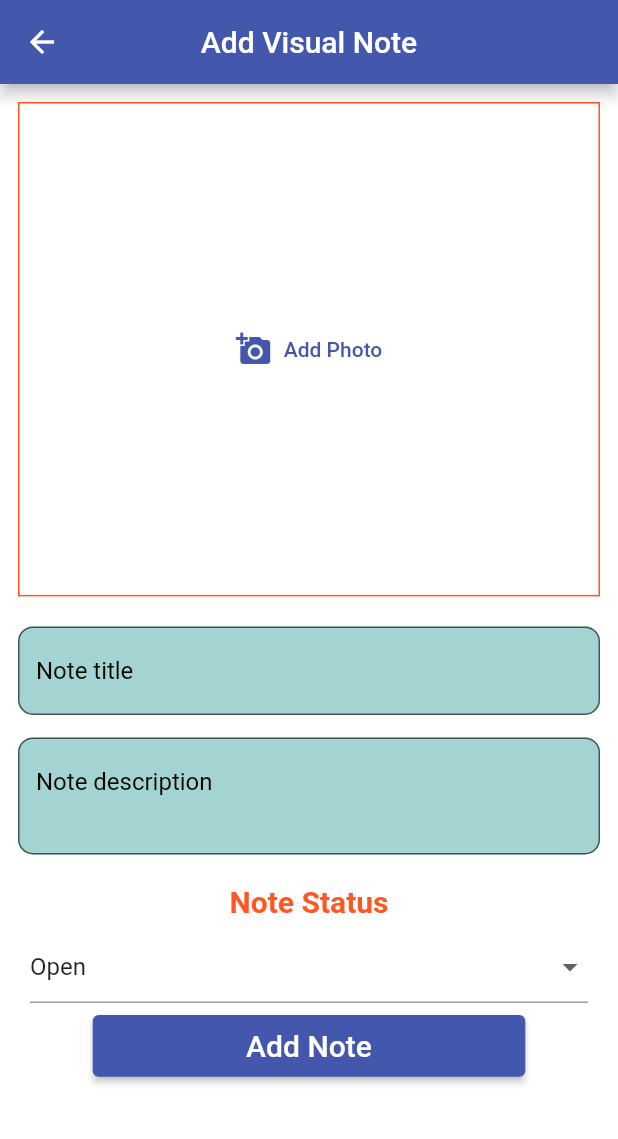
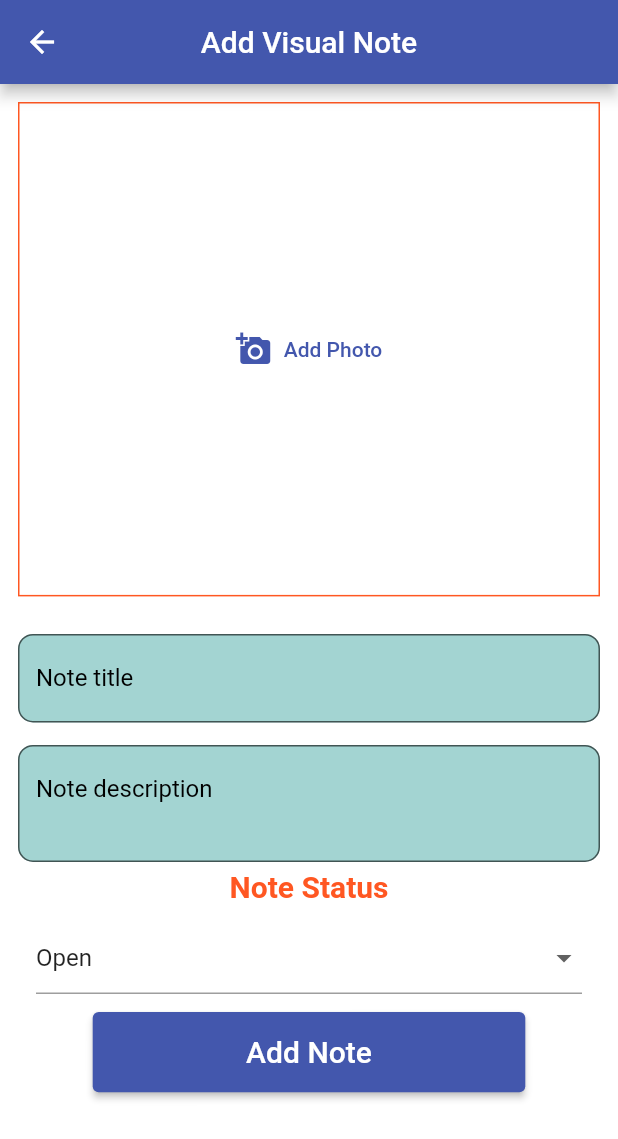
Before and after one commit to yosefHesham/visual_notes, a Flutter app: the screen it shows after launch, after a tap on "Add Visual Note", on a phone screen of 412 x 824 dp. Shown: the top 1139 px of the screen. Run offline on Flutter 3.47's test engine with Material 2 defaults, Android fonts, the phone set to English and light mode, and no system bars; our stand-ins replace image_picker, sqflite; accounts and stored records are empty.

Commit message:
make-responsive

```diff
--- a/lib/helpers/visual_db.dart
+++ b/lib/helpers/visual_db.dart
@@ -19,12 +19,10 @@ class VisualDBHelper {
   final _path = "visual_notes.db";
 
   Future<Database> get database async {
-    print("Openning database");
     if (_database != null) {
       return _database!;
     }
     _database = await _openDb();
-    print(_database);
     return _database!;
   }
 
@@ -34,7 +32,6 @@ class VisualDBHelper {
         _path,
         version: 1,
         onCreate: (db, version) {
-          print("Creating");
           db.execute('''
 CREATE TABLE  $tableName (
       $columnId integer primary key autoincrement,
--- a/lib/main.dart
+++ b/lib/main.dart
@@ -36,7 +36,7 @@ class MyApp extends StatelessWidget {
             brightness: Brightness.light,
           ),
         ),
-        home: const VisualNotesScreen(title: "your notes"),
+        home: const VisualNotesScreen(title: "Your notes"),
         routes: {
           AddVisualNoteScreen.routeName: (_) => const AddVisualNoteScreen()
         },
--- a/lib/screens/add_visual_note_screen.dart
+++ b/lib/screens/add_visual_note_screen.dart
@@ -76,40 +76,13 @@ class _AddVisualNoteScreenState extends State<AddVisualNoteScreen> {
             const SizedBox(
               width: 20,
             ),
-            Form(
-              key: _formKey,
-              child: SizedBox(
-                width: sizer.width * .5,
+            // Expanded(Col buildForm(context)),
+            Expanded(
               child: Column(
                 children: [
-                    VisualNoteField(
-                      hintText: "Note title",
-                      controller: _titleController,
-                      validator: VisualNoteValidator("title").validate,
-                    ),
+                  buildForm(context),
                   const SizedBox(
-                      height: 10,
-                    ),
-                    VisualNoteField(
-                      maxLines: 2,
-                      hintText: "Note description",
-                      controller: _descriptionController,
-                      onSubmit: (_) async {
-                        await addNote(context);
-                      },
-                      validator: VisualNoteValidator("description").validate,
-                    ),
-                    const SizedBox(
-                      height: 15,
-                    ),
-                  ],
-                ),
-              ),
-            ),
-          ],
-        ),
-        const SizedBox(
-          height: 10,
+                    height: 5,
                   ),
                   Text(
                     "Note Status",
@@ -118,33 +91,17 @@ class _AddVisualNoteScreenState extends State<AddVisualNoteScreen> {
                         fontWeight: FontWeight.bold,
                         fontSize: 20),
                   ),
-        Padding(
-          padding: const EdgeInsets.all(8.0),
-          child: DropdownButtonFormField(
-            elevation: 2,
-            onChanged: (value) {
-              setState(() {
-                _status = value as String;
-              });
-            },
-            value: _status,
-            items: const [
-              DropdownMenuItem(
-                value: "Open",
-                child: Text("Open"),
-              ),
-              DropdownMenuItem(
-                value: "Closed",
-                child: Text("Closed"),
-              )
+                  buildDropDownButton(),
                 ],
               ),
+            ),
+          ],
         ),
         Align(
           alignment: Alignment.center,
           child: SizedBox(
-            width: sizer.width * .7,
-            height: sizer.width * .1,
+            width: sizer.width * .4,
+            height: sizer.height * .1,
             child: ElevatedButton(
               onPressed: () async {
                 await addNote(context);
@@ -165,36 +122,13 @@ class _AddVisualNoteScreenState extends State<AddVisualNoteScreen> {
 
   Column buildPortrait(BuildContext context, SizeHelper sizer) {
     return Column(
-      crossAxisAlignment: CrossAxisAlignment.start,
+      crossAxisAlignment: CrossAxisAlignment.center,
       children: [
         VisualNoteImage(getImage),
         const SizedBox(
           height: 20,
         ),
-        Form(
-          key: _formKey,
-          child: Column(
-            children: [
-              VisualNoteField(
-                hintText: "Note title",
-                controller: _titleController,
-                validator: VisualNoteValidator("title").validate,
-              ),
-              const SizedBox(
-                height: 10,
-              ),
-              VisualNoteField(
-                maxLines: 2,
-                hintText: "Note description",
-                controller: _descriptionController,
-                onSubmit: (_) async {
-                  await addNote(context);
-                },
-                validator: VisualNoteValidator("description").validate,
-              ),
-              const SizedBox(
-                height: 15,
-              ),
+        buildForm(context),
         Text(
           "Note Status",
           style: TextStyle(
@@ -202,8 +136,33 @@ class _AddVisualNoteScreenState extends State<AddVisualNoteScreen> {
               fontWeight: FontWeight.bold,
               fontSize: 20),
         ),
-              Padding(
-                padding: const EdgeInsets.all(8.0),
+        buildDropDownButton(),
+        Align(
+          alignment: Alignment.center,
+          child: SizedBox(
+            width: sizer.width * .7,
+            height: sizer.height * .065,
+            child: ElevatedButton(
+              onPressed: () async {
+                await addNote(context);
+              },
+              child: const Text(
+                "Add Note",
+                style: TextStyle(
+                    color: Colors.white,
+                    fontSize: 20,
+                    fontWeight: FontWeight.w500),
+              ),
+            ),
+          ),
+        )
+      ],
+    );
+  }
+
+  Padding buildDropDownButton() {
+    return Padding(
+      padding: const EdgeInsets.all(12.0),
       child: DropdownButtonFormField(
         elevation: 2,
         onChanged: (value) {
@@ -223,34 +182,45 @@ class _AddVisualNoteScreenState extends State<AddVisualNoteScreen> {
           )
         ],
       ),
+    );
+  }
+
+  Widget buildForm(BuildContext context) {
+    return Form(
+      key: _formKey,
+      child: Column(
+        children: [
+          const SizedBox(
+            height: 5,
+          ),
+          VisualNoteField(
+            hintText: "Note title",
+            controller: _titleController,
+            validator: VisualNoteValidator("title").validate,
+          ),
+          const SizedBox(
+            height: 10,
+          ),
+          VisualNoteField(
+            maxLines: 2,
+            hintText: "Note description",
+            controller: _descriptionController,
+            onSubmit: (_) async {
+              await addNote(context);
+            },
+            validator: VisualNoteValidator("description").validate,
           ),
         ],
       ),
-        ),
-        Align(
-          alignment: Alignment.center,
-          child: SizedBox(
-            width: sizer.width * .7,
-            height: sizer.width * .1,
-            child: ElevatedButton(
-              onPressed: () async {
-                await addNote(context);
-              },
-              child: const Text(
-                "Add Note",
-                style: TextStyle(
-                    color: Colors.white,
-                    fontSize: 20,
-                    fontWeight: FontWeight.w500),
-              ),
-            ),
-          ),
-        )
-      ],
     );
   }
 
   Future<void> addNote(BuildContext context) async {
+    if (image == null) {
+      ScaffoldMessenger.of(context)
+          .showSnackBar(const SnackBar(content: Text("Please pick an image")));
+      return;
+    }
     if (_formKey.currentState!.validate()) {
       await Provider.of<VisualNoteProvider>(context, listen: false).addNote(
         VisualNote(
--- a/lib/widgets/empty_notes.dart
+++ b/lib/widgets/empty_notes.dart
@@ -14,7 +14,8 @@ class EmptyNotesWidget extends StatelessWidget {
         crossAxisAlignment: CrossAxisAlignment.center,
         children: <Widget>[
           const Text(
-              'You dont have any viual note yet , click button below to add',
+              'You dont have any visual note yet , click button below to add',
+              maxLines: 3,
               textAlign: TextAlign.center),
           TextButton.icon(
             icon: const Icon(Icons.add),
```
Lines whose indentation alone changed are shown as unchanged.
